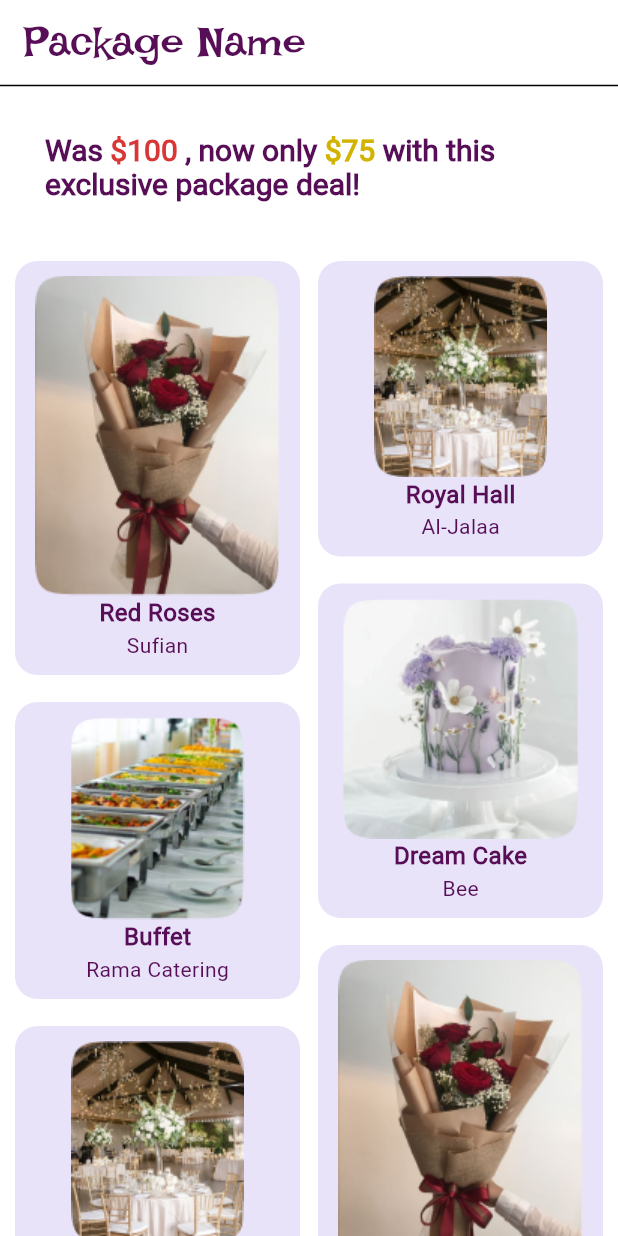
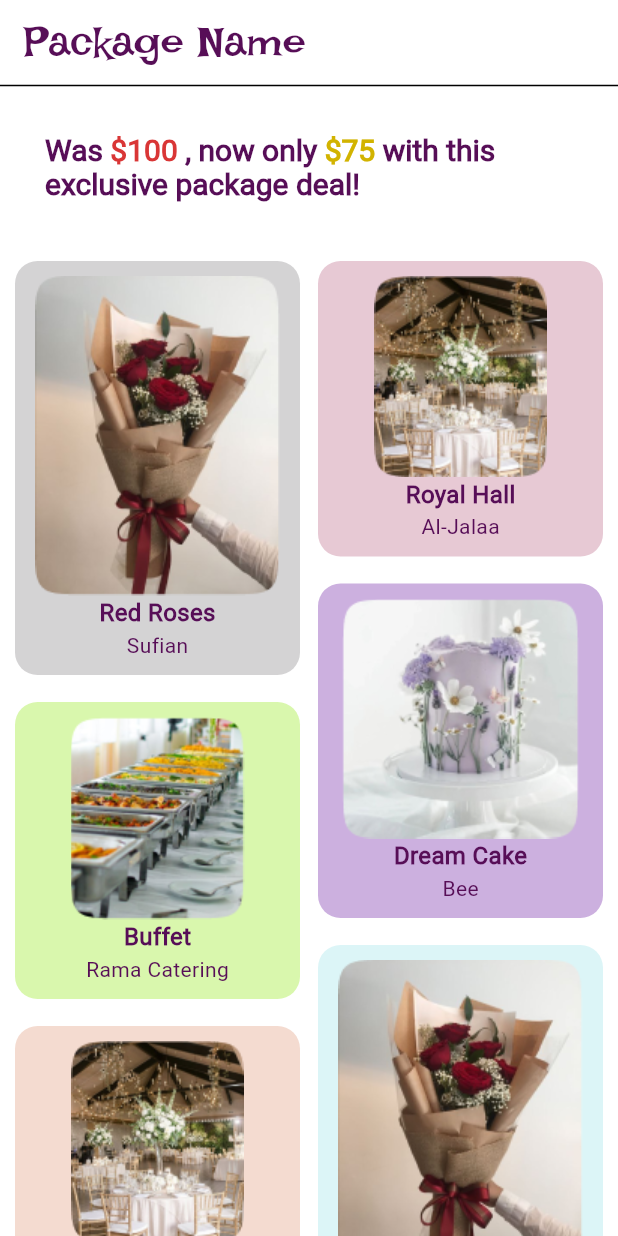
Before and after one commit to noorAlnablsi/eventique, a Flutter app: the screen it shows after launch, on a phone screen of 412 x 824 dp. Run offline on Flutter 3.47's test engine with Material 3 defaults, Android fonts, the phone set to English and light mode, and no system bars; our stand-ins replace cached_network_image, carousel_slider, curved_labeled_navigation_bar, flutter_otp_text_field, flutter_svg, gap; project files that could hold a hidden picture were left out.

Commit message:
one package details_ you $ us

```diff
--- a/lib/core/widget/item_card.dart
+++ b/lib/core/widget/item_card.dart
@@ -1,7 +1,8 @@
 // ignore_for_file: public_member_api_docs, sort_constructors_first
-import 'package:eventique/core/resources/color.dart';
 import 'package:flutter/cupertino.dart';
 import 'package:flutter/material.dart';
+
+import 'package:eventique/core/resources/color.dart';
 
 class ItemCard extends StatelessWidget {
   const ItemCard({
@@ -11,12 +12,14 @@ Key? key,
     required this.firsttext,
     required this.secondtext,
     required this.image,
+    required this.color,
   }) : super(key: key);
  final double height;
   final double width;
  final String firsttext;
  final String secondtext;
  final String image;
+ final Color color;
  @override
  Widget build(BuildContext context) {
 return InkWell(
@@ -24,7 +27,7 @@ return InkWell(
 },
 child: Container(
  decoration: BoxDecoration(
-color: Color.fromARGB(255, 232, 227, 249),
+color: color,
  borderRadius: BorderRadius.all(Radius.circular(15))),
 child: Padding(
  padding: const EdgeInsets.all(10.0),
--- a/lib/pages/my_staggered_grid_view.dart
+++ b/lib/pages/my_staggered_grid_view.dart
@@ -100,56 +100,57 @@ class MyStaggeredGridView extends StatelessWidget {
       crossAxisSpacing: 12.0,
       itemCount: 8,
       itemBuilder: (context, index) => [
-        ItemCard(
+        ItemCard(color: Color.fromARGB(255, 212, 211, 212),
           height:286.14 ,
           width:178.08,
           firsttext: "Red Roses",
           secondtext: "Sufian",
           image: "images/image.png",
         ),
-        ItemCard(
+        ItemCard(color: Color.fromARGB(248, 230, 199, 211),
           height: 207.35,
           width: 130.82,
           firsttext: "Royal Hall",
           secondtext: "Al-Jalaa",
           image: "images/image1.png",
         ),
-        ItemCard(
+        ItemCard(color: Color.fromARGB(255, 204, 176, 223),
           height: 233.06,
           width: 172.17,
           firsttext: "Dream Cake",
           secondtext: "Bee",
           image: "images/image2.png",
         ),
-        ItemCard(
+        ItemCard(color: Color.fromARGB(255, 217, 247, 173),
           height: 207.35,
           width: 130.82,
           firsttext: "Buffet",
           secondtext: "Rama Catering",
           image: "images/image3.png",
         ),
-        ItemCard(
+        ItemCard(color: Color.fromARGB(255, 220, 245, 247),
           height: 233.06,
           width: 172.17,
           firsttext: "Red Roses",
           secondtext: "Sufian",
           image: "images/image.png",
         ),
-        ItemCard(
+        ItemCard(color: Color.fromARGB(255, 244, 219, 208),
           height: 207.35,
           width: 130.82,
           firsttext: "Royal Hall",
           secondtext: "Al-Jalaa",
           image: "images/image1.png",
         ),
-        ItemCard(
+        ItemCard(color: Color.fromARGB(255, 244, 238, 201),
           height: 207.35,
           width: 130.82,
           firsttext: "Dream Cake",
           secondtext: "Bee",
           image: "images/image2.png",
         ),
-        ItemCard(height: 207.35,
+        ItemCard(color: Color.fromARGB(255, 252, 215, 236),
+          height: 207.35,
           width: 130.82,
           firsttext: "Buffet",
           secondtext: "Rama Catering",
```
Lines whose indentation alone changed are shown as unchanged.
